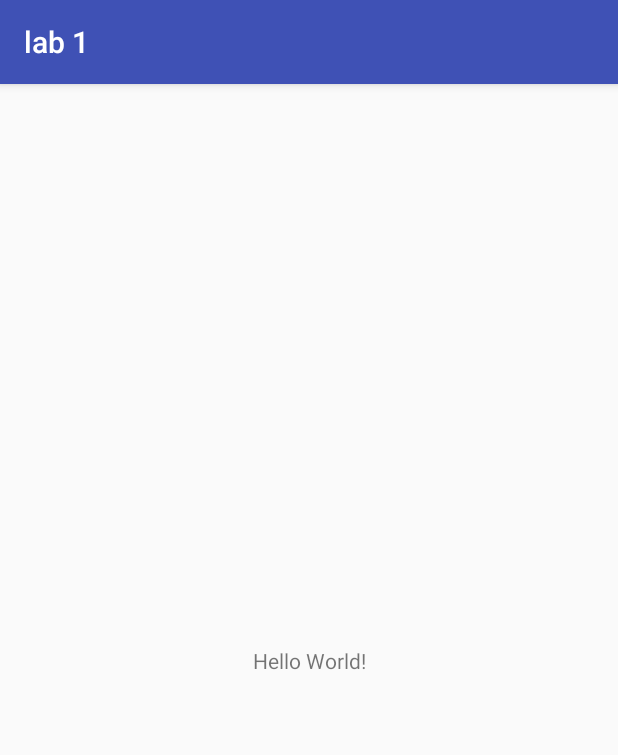
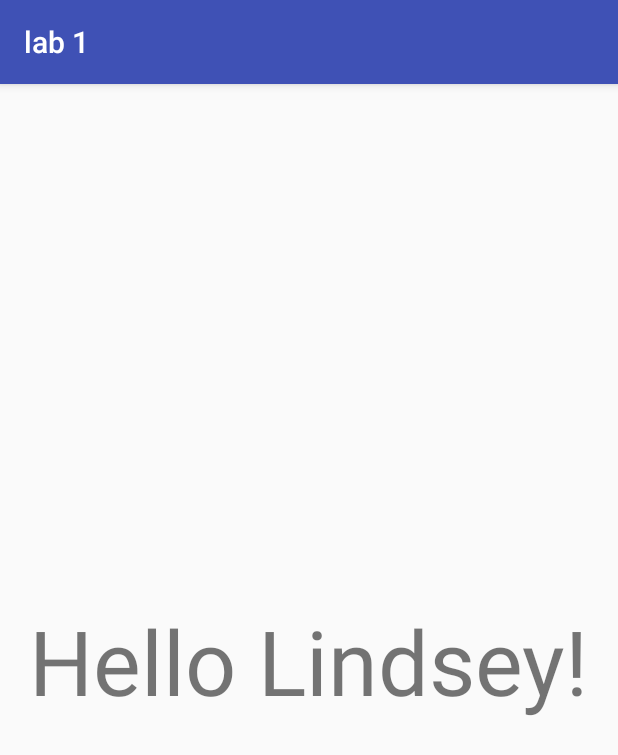
Before and after one commit to lindseylavee/lab1cs371, an Android app: the screen it shows after launch (MainActivity), on a phone screen of 412 x 824 dp. Shown: the top 755 px of the screen. Run offline under Robolectric (Android 15) with nearby library versions, the phone set to English and light mode, and no system bars.

Commit message:
changed size and contents of text display

```diff
--- a/app/src/main/res/layout/activity_main.xml
+++ b/app/src/main/res/layout/activity_main.xml
@@ -9,10 +9,12 @@
     <TextView
         android:layout_width="wrap_content"
         android:layout_height="wrap_content"
-        android:text="Hello World!"
+        android:text="Hello Lindsey!"
+        android:textSize="60sp"
         app:layout_constraintBottom_toBottomOf="parent"
         app:layout_constraintLeft_toLeftOf="parent"
         app:layout_constraintRight_toRightOf="parent"
-        app:layout_constraintTop_toTopOf="parent" />
+        app:layout_constraintTop_toTopOf="parent"
+        app:layout_constraintVertical_bias="0.5" />
 
 </android.support.constraint.ConstraintLayout>
```
